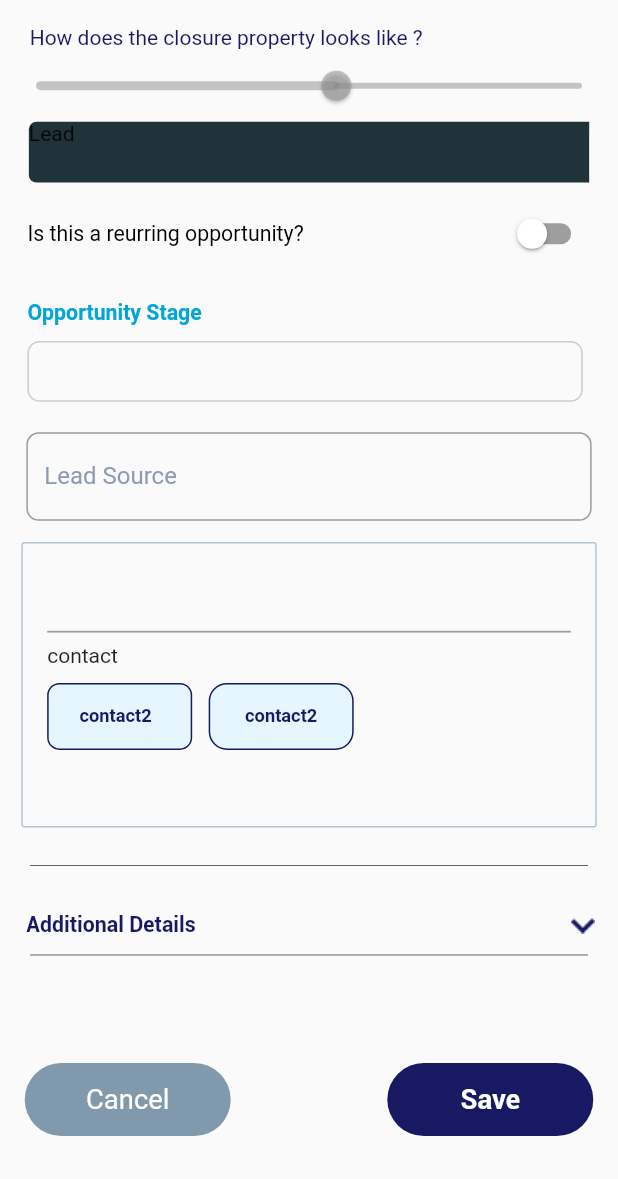
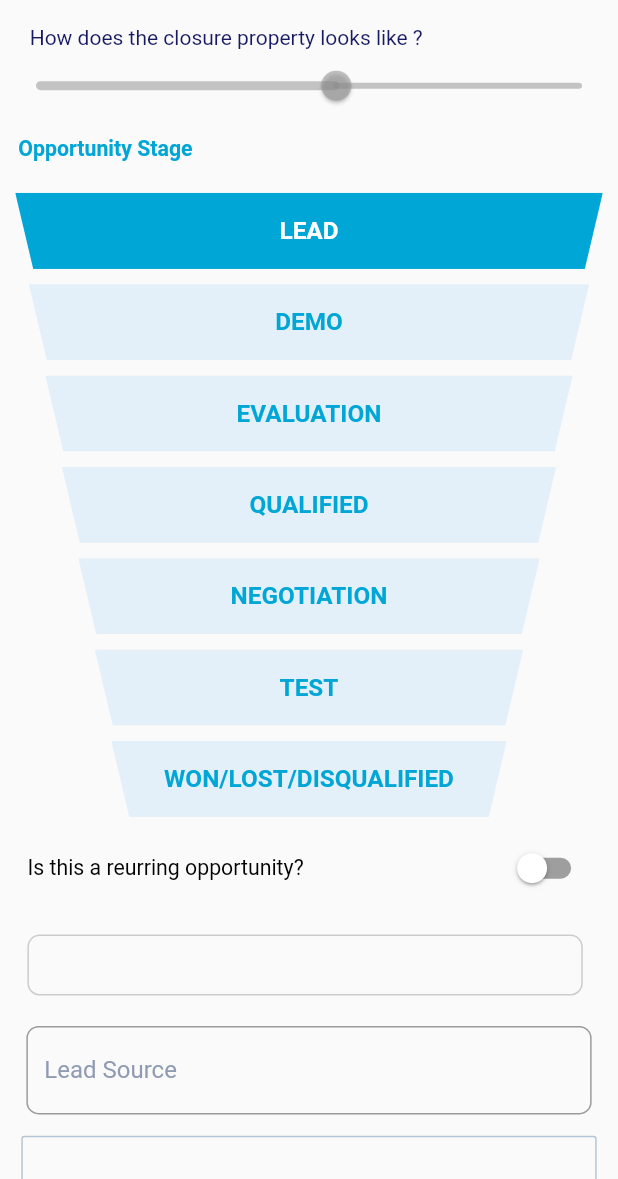
Before and after one commit to codewithjaspreet/happsales, a Flutter app: the OpportunityEdit screen opened directly, scrolled down 576 dp, on a phone screen of 412 x 824 dp, the part 57-1236 px from its top. Run offline on Flutter 3.47's test engine with Material 2 defaults, Android fonts, the phone set to English and light mode, and no system bars; drawn by our look-alikes of syncfusion_flutter_sliders; our stand-ins replace bubble_tab_indicator, contacts_service, dio, dropdown_button2, flutter_screenutil, geocoding and 11 more; missing offline and left inert: flutter_timer_countdown, search_choices, syncfusion_flutter_core; accounts and stored records are empty; project files that could hold a hidden picture were left out.

Commit message:
opportunity-stage

```diff
--- a/lib/view/menu/items/opportunity/controller/opportunity_edit_controller.dart
+++ b/lib/view/menu/items/opportunity/controller/opportunity_edit_controller.dart
@@ -4,9 +4,13 @@ class OpportunityEditController extends GetxController{
 
 
   RxBool isAdditionalInfoOpen = false.obs;
-    RxBool isOpen = true.obs;
+  RxBool isOpen = true.obs;
   RxDouble sliderValue = 55.0.obs;
   RxBool isAlreadyActive= false.obs;
+  RxBool opportunitySelection = false.obs;
+  RxBool isStageOpen = true.obs;
+  String stageName = "Lead";
+  List<String> stageList = ["LEAD","DEMO","EVALUATION","QUALIFIED","NEGOTIATION","WON/LOST/DISQUALIFIED"];
 
 
   void toggleAdditionalInfo(){
--- a/lib/view/menu/items/opportunity/views/opportunity_edit.dart
+++ b/lib/view/menu/items/opportunity/views/opportunity_edit.dart
@@ -15,6 +15,7 @@ import '../../contacts/widgets/HDivider.dart';
 import '../../contacts/widgets/InputOne.dart';
 import '../../contacts/widgets/ToggleButtonRow.dart';
 import '../../contacts/widgets/add_tag.dart';
+import '../widgets/stage_area.dart';
 
 class OpportunityEdit extends StatelessWidget {
    const OpportunityEdit({super.key});
@@ -184,27 +185,15 @@ class OpportunityEditDetails extends StatelessWidget {
                   },
                 ),
               ),
+              SizedBox(height: 10.h,),
+Container(
+              margin: EdgeInsets.only(bottom: 10.h,left: 12.sp),
+             child: Text('Opportunity Stage' ,style: TextStyle(
+                color: AppColors.themeColor,fontWeight: FontWeight.bold ,fontSize: 14.sp
+                     ),),
+           ),
 
-              Row(
-                mainAxisAlignment: MainAxisAlignment.center,
-                children: [
-                  Container(
-
-                    width: 340.w,
-                    height: 40.h,
-                    decoration: BoxDecoration(
-
-                      borderRadius: BorderRadius.only(
-
-                        topLeft: Radius.circular(5.sp),
-                        bottomLeft: Radius.circular(5.sp),
-                      ),
-                      color: Color.fromARGB(255, 31, 51, 56)
-                    ),
-                    child: Text('Lead'),
-                  ),
-                ],
-              ),
+    StageWidget(),
 
 
 
@@ -244,12 +233,7 @@ class OpportunityEditDetails extends StatelessWidget {
         crossAxisAlignment: CrossAxisAlignment.start,
         children: [
 
-           Container(
-              margin: EdgeInsets.only(bottom: 10.h),
-             child: Text('Opportunity Stage' ,style: TextStyle(
-                color: AppColors.themeColor,fontWeight: FontWeight.bold ,fontSize: 14.sp
-                     ),),
-           ),
+
 
           Container(
             width: 337.w,
--- /dev/null
+++ b/lib/view/menu/items/opportunity/widgets/stage_area.dart
@@ -0,0 +1,92 @@
+
+
+import 'package:flutter/cupertino.dart';
+import 'package:flutter/material.dart';
+import 'package:flutter_screenutil/flutter_screenutil.dart';
+
+import '../../../../../utils/color.dart';
+import 'package:get/get.dart';
+import '../controller/opportunity_edit_controller.dart';
+
+class SlantedContainerClipper extends CustomClipper<Path> {
+  final double slantHeight;
+  final double borderRadius;
+
+  SlantedContainerClipper({this.slantHeight = 10.0, this.borderRadius = 0.0});
+
+  @override
+  Path getClip(Size size) {
+    Path path = Path();
+    path.moveTo(borderRadius, 0.0);
+    path.lineTo(size.width - borderRadius, 0.0);
+    path.lineTo(size.width - borderRadius - slantHeight, size.height);
+    path.lineTo(borderRadius + slantHeight, size.height);
+    path.close();
+    return path;
+  }
+
+  @override
+  bool shouldReclip(SlantedContainerClipper oldClipper) => false;
+}
+
+
+class StageWidget extends StatelessWidget {
+  const StageWidget({super.key});
+
+  @override
+  Widget build(BuildContext context) {
+    return     Container(
+      // margin: EdgeInsets.all( 10.h),
+      child: Column(
+                  mainAxisAlignment: MainAxisAlignment.center,
+                  children: [
+                    StageItem(stageWidth: 360,stageName: "LEAD",),
+                    StageItem(stageWidth: 340,stageName: "DEMO",),
+                    StageItem(stageWidth: 320,stageName: "EVALUATION",),
+                    StageItem(stageWidth: 300,stageName: "QUALIFIED",),
+                    StageItem(stageWidth: 280,stageName: "NEGOTIATION",),
+                    StageItem(stageWidth: 260,stageName: "TEST",),
+                    StageItem(stageWidth: 240,stageName: "WON/LOST/DISQUALIFIED",),
+
+
+                  ],
+                ),
+    );
+  }
+}
+
+class StageItem extends StatelessWidget {
+   StageItem({super.key, required this.stageWidth, required this.stageName});
+
+  final int stageWidth;
+  final String stageName;
+  OpportunityEditController opportunityEditController = Get.put(OpportunityEditController());
+
+  @override
+  Widget build(BuildContext context) {
+    return Obx(() => opportunityEditController.isStageOpen.value ? Container(
+      margin: EdgeInsets.only(left: 10.h,right: 10.h,top: 10.h),
+      child: ClipPath(
+                      clipper: SlantedContainerClipper(
+                     slantHeight: 12.0, // Adjust the slant height as desired
+      ),
+                      child: GestureDetector(
+                        onTap: () {
+                          opportunityEditController.opportunitySelection.value = !opportunityEditController.opportunitySelection.value;
+                        },
+                        child: Container(
+
+                          width: stageWidth.w,
+                          height: 50.h,
+                          decoration: BoxDecoration(
+
+
+                            color: stageName == "LEAD" ? AppColors.themeColor: Colors.blue.withOpacity(0.1),
+                          ),
+                          child: Center(child: Text(stageName,style: TextStyle(fontWeight: FontWeight.bold,fontSize: 16.sp,color:stageName == "LEAD"?Colors.white : AppColors.themeColor),)),
+                        ),
+                      ),)
+                    ):SizedBox());
+
+  }
+}
```
